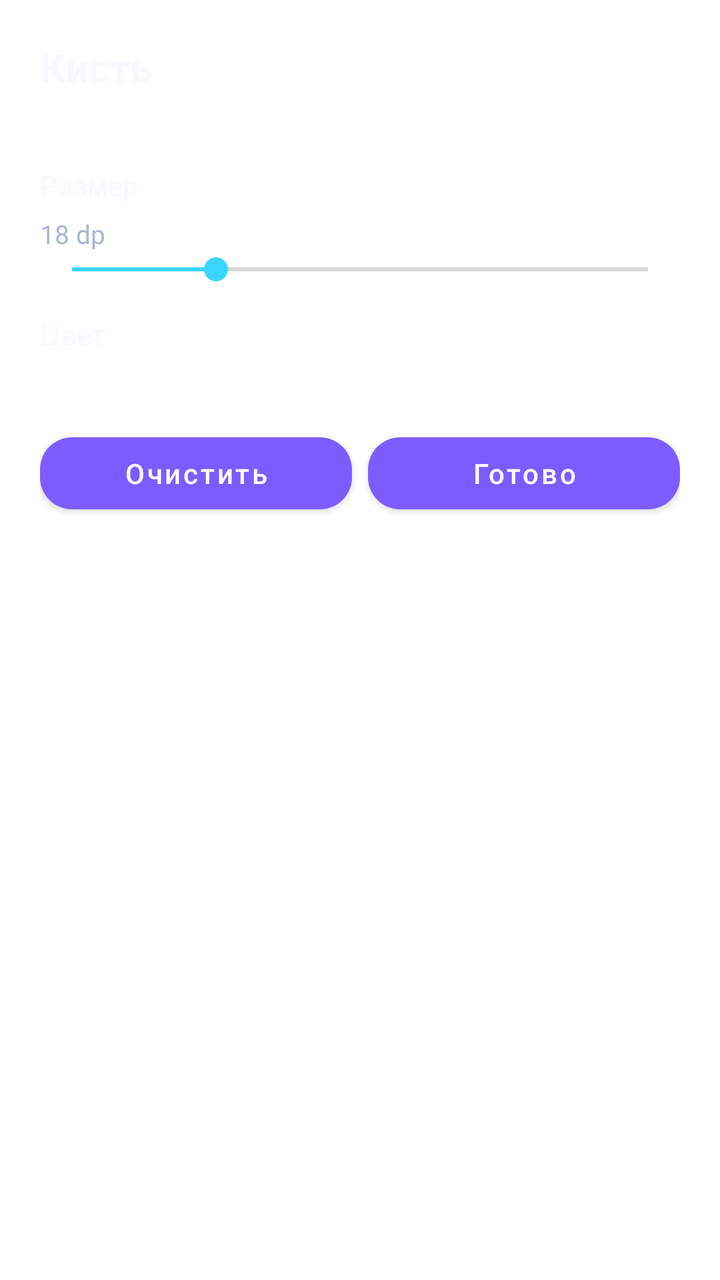
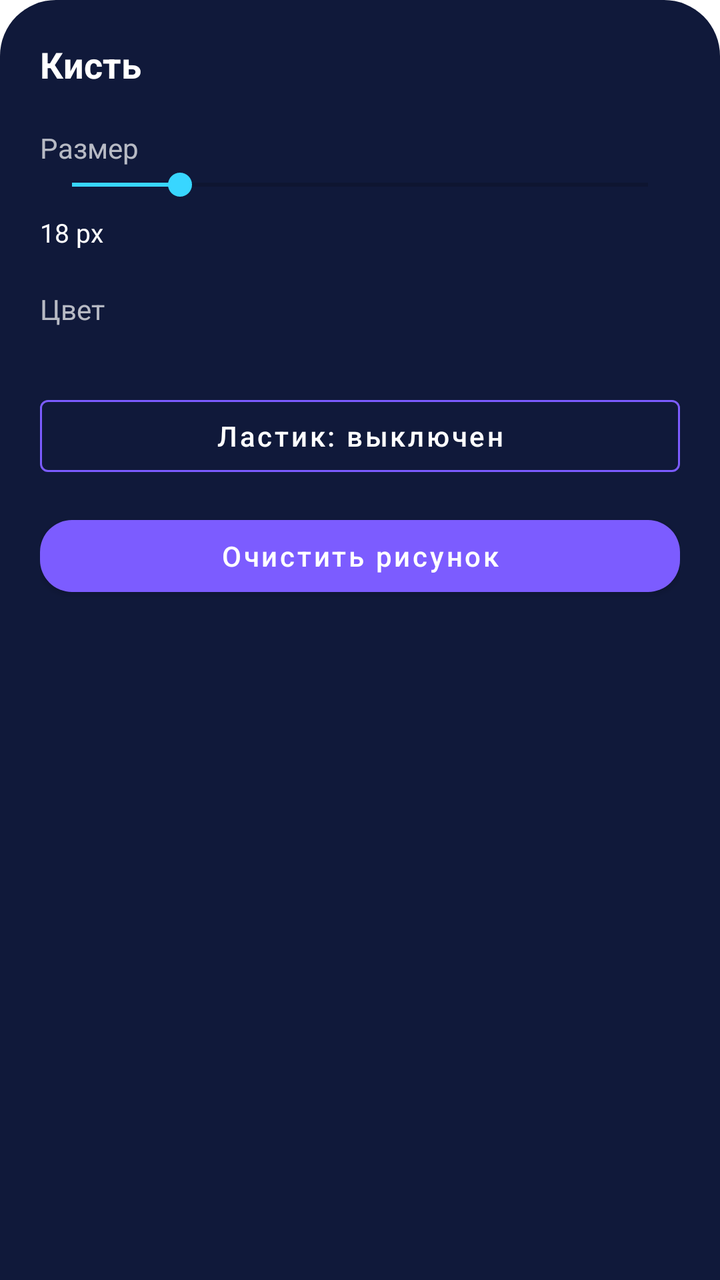

Before-and-after screenshots of an Android layout around one commit, followed by the original layout XML and the change that was made.
<!-- AndroidManifest.xml: application theme Theme.SnapForge -->
<!-- res/layout/sheet_brush_settings.xml -->
<?xml version="1.0" encoding="utf-8"?>
<LinearLayout xmlns:android="http://schemas.android.com/apk/res/android"
    android:layout_width="match_parent"
    android:layout_height="wrap_content"
    android:orientation="vertical"
    android:paddingStart="20dp"
    android:paddingTop="20dp"
    android:paddingEnd="20dp"
    android:paddingBottom="28dp"
    android:background="@drawable/bg_glass_card">

    <TextView
        android:layout_width="wrap_content"
        android:layout_height="wrap_content"
        android:text="Кисть"
        android:textColor="@color/text_primary"
        android:textSize="20sp"
        android:textStyle="bold" />

    <com.google.android.material.materialswitch.MaterialSwitch
        android:id="@+id/switchEraser"
        android:layout_width="match_parent"
        android:layout_height="wrap_content"
        android:layout_marginTop="18dp"
        android:text="Ластик"
        android:textColor="@color/text_primary" />

    <TextView
        android:layout_width="wrap_content"
        android:layout_height="wrap_content"
        android:layout_marginTop="18dp"
        android:text="Размер"
        android:textColor="@color/text_primary"
        android:textSize="14sp" />

    <TextView
        android:id="@+id/brushSizeValue"
        android:layout_width="wrap_content"
        android:layout_height="wrap_content"
        android:layout_marginTop="6dp"
        android:text="18 dp"
        android:textColor="@color/text_secondary"
        android:textSize="13sp" />

    <SeekBar
        android:id="@+id/seekBrushSize"
        android:layout_width="match_parent"
        android:layout_height="wrap_content"
        android:max="72"
        android:progress="18" />

    <TextView
        android:layout_width="wrap_content"
        android:layout_height="wrap_content"
        android:layout_marginTop="14dp"
        android:text="Цвет"
        android:textColor="@color/text_primary"
        android:textSize="14sp" />

    <LinearLayout
        android:id="@+id/colorRow"
        android:layout_width="match_parent"
        android:layout_height="wrap_content"
        android:layout_marginTop="12dp"
        android:orientation="horizontal" />

    <LinearLayout
        android:layout_width="match_parent"
        android:layout_height="wrap_content"
        android:layout_marginTop="24dp"
        android:orientation="horizontal">

        <com.google.android.material.button.MaterialButton
            android:id="@+id/btnClearDraw"
            android:layout_width="0dp"
            android:layout_height="48dp"
            android:layout_weight="1"
            android:layout_marginEnd="8dp"
            android:text="Очистить"
            android:textAllCaps="false" />

        <com.google.android.material.button.MaterialButton
            android:id="@+id/btnCloseDraw"
            android:layout_width="0dp"
            android:layout_height="48dp"
            android:layout_weight="1"
            android:text="Готово"
            android:textAllCaps="false" />
    </LinearLayout>

</LinearLayout>
<!-- resources referenced by this layout -->
<resources>
  <color name="text_primary">#F7F9FF</color>
  <color name="text_secondary">#AAB6D3</color>
  <!-- drawable bg_glass_card (drawable) -->
  <?xml version="1.0" encoding="utf-8"?>
  <layer-list xmlns:android="http://schemas.android.com/apk/res/android">
  
      <item>
          <shape>
              <corners android:radius="24dp" />
              <solid android:color="@color/glass_fill" />
              <stroke
                  android:width="1dp"
                  android:color="@color/glass_stroke_soft" />
          </shape>
      </item>
  
      <item android:top="1dp" android:left="1dp" android:right="1dp">
          <shape>
              <corners android:radius="23dp" />
              <stroke
                  android:width="1dp"
                  android:color="@color/glass_highlight" />
              <solid android:color="@android:color/transparent" />
          </shape>
      </item>
  
  </layer-list>
  <style name="Theme.SnapForge" parent="Theme.MaterialComponents.DayNight.NoActionBar">
          <item name="android:statusBarColor">@android:color/transparent</item>
          <item name="android:navigationBarColor">@android:color/transparent</item>
          <item name="android:windowLightStatusBar">false</item>
          <item name="android:windowLightNavigationBar">false</item>
          <item name="colorPrimary">@color/primary</item>
          <item name="colorPrimaryVariant">@color/primary_dark</item>
          <item name="colorSecondary">@color/secondary</item>
          <item name="android:windowLayoutInDisplayCutoutMode">shortEdges</item>
          <item name="shapeAppearanceMediumComponent">@style/Shape.Medium</item>
          <item name="materialButtonStyle">@style/Widget.MG.Button</item>
          <item name="materialCardViewStyle">@style/Widget.MG.Card</item>
      </style>
  <color name="glass_fill">#16FFFFFF</color>
  <color name="glass_stroke_soft">#22FFFFFF</color>
  <color name="glass_highlight">#80FFFFFF</color>
  <color name="primary">#7C5CFF</color>
  <color name="primary_dark">#6547E8</color>
  <color name="secondary">#38D6FF</color>
  <style name="Shape.Medium" parent="">
          <item name="cornerFamily">rounded</item>
          <item name="cornerSize">16dp</item>
      </style>
  <style name="Widget.MG.Button" parent="Widget.MaterialComponents.Button">
          <item name="cornerRadius">16dp</item>
          <item name="android:insetLeft">0dp</item>
          <item name="android:insetRight">0dp</item>
          <item name="android:minHeight">52dp</item>
      </style>
  <style name="Widget.MG.Card" parent="Widget.MaterialComponents.CardView">
          <item name="cardCornerRadius">16dp</item>
          <item name="cardUseCompatPadding">true</item>
          <item name="cardElevation">2dp</item>
      </style>
</resources>

<!-- the commit's change to res/layout/sheet_brush_settings.xml (unified diff, before → after) -->
@@ -1,91 +1,86 @@
 <?xml version="1.0" encoding="utf-8"?>
 <LinearLayout xmlns:android="http://schemas.android.com/apk/res/android"
+    xmlns:app="http://schemas.android.com/apk/res-auto"
     android:layout_width="match_parent"
     android:layout_height="wrap_content"
     android:orientation="vertical"
-    android:paddingStart="20dp"
-    android:paddingTop="20dp"
-    android:paddingEnd="20dp"
-    android:paddingBottom="28dp"
-    android:background="@drawable/bg_glass_card">
+    android:padding="20dp"
+    android:background="@drawable/bg_layers_sheet">
+
+    <TextView
+        android:id="@+id/brushTitle"
+        android:layout_width="wrap_content"
+        android:layout_height="wrap_content"
+        android:text="Кисть"
+        android:textColor="@android:color/white"
+        android:textSize="18sp"
+        android:textStyle="bold" />
 
     <TextView
         android:layout_width="wrap_content"
         android:layout_height="wrap_content"
-        android:text="Кисть"
-        android:textColor="@color/text_primary"
-        android:textSize="20sp"
-        android:textStyle="bold" />
+        android:layout_marginTop="20dp"
+        android:text="Размер"
+        android:textColor="#B3FFFFFF"
+        android:textSize="14sp" />
 
-    <com.google.android.material.materialswitch.MaterialSwitch
-        android:id="@+id/switchEraser"
+    <SeekBar
+        android:id="@+id/brushSizeSeek"
         android:layout_width="match_parent"
         android:layout_height="wrap_content"
-        android:layout_marginTop="18dp"
-        android:text="Ластик"
-        android:textColor="@color/text_primary" />
-
-    <TextView
-        android:layout_width="wrap_content"
-        android:layout_height="wrap_content"
-        android:layout_marginTop="18dp"
-        android:text="Размер"
-        android:textColor="@color/text_primary"
-        android:textSize="14sp" />
+        android:max="96"
+        android:progress="18" />
 
     <TextView
         android:id="@+id/brushSizeValue"
         android:layout_width="wrap_content"
         android:layout_height="wrap_content"
         android:layout_marginTop="6dp"
-        android:text="18 dp"
-        android:textColor="@color/text_secondary"
+        android:text="18 px"
+        android:textColor="@android:color/white"
         android:textSize="13sp" />
-
-    <SeekBar
-        android:id="@+id/seekBrushSize"
-        android:layout_width="match_parent"
-        android:layout_height="wrap_content"
-        android:max="72"
-        android:progress="18" />
 
     <TextView
         android:layout_width="wrap_content"
         android:layout_height="wrap_content"
-        android:layout_marginTop="14dp"
+        android:layout_marginTop="20dp"
         android:text="Цвет"
-        android:textColor="@color/text_primary"
+        android:textColor="#B3FFFFFF"
         android:textSize="14sp" />
 
-    <LinearLayout
-        android:id="@+id/colorRow"
+    <HorizontalScrollView
         android:layout_width="match_parent"
         android:layout_height="wrap_content"
+        android:layout_marginTop="10dp"
+        android:scrollbars="none">
+
+        <LinearLayout
+            android:id="@+id/colorPalette"
+            android:layout_width="wrap_content"
+            android:layout_height="wrap_content"
+            android:orientation="horizontal" />
+    </HorizontalScrollView>
+
+    <com.google.android.material.button.MaterialButton
+        android:id="@+id/btnEraserToggle"
+        style="@style/Widget.MaterialComponents.Button.OutlinedButton"
+        android:layout_width="match_parent"
+        android:layout_height="48dp"
+        android:layout_marginTop="20dp"
+        android:text="Ластик: выключен"
+        android:textAllCaps="false"
+        android:textColor="@android:color/white"
+        app:strokeColor="@color/primary"
+        app:strokeWidth="1dp" />
+
+    <com.google.android.material.button.MaterialButton
+        android:id="@+id/btnClearDraw"
+        android:layout_width="match_parent"
+        android:layout_height="48dp"
         android:layout_marginTop="12dp"
-        android:orientation="horizontal" />
-
-    <LinearLayout
-        android:layout_width="match_parent"
-        android:layout_height="wrap_content"
-        android:layout_marginTop="24dp"
-        android:orientation="horizontal">
-
-        <com.google.android.material.button.MaterialButton
-            android:id="@+id/btnClearDraw"
-            android:layout_width="0dp"
-            android:layout_height="48dp"
-            android:layout_weight="1"
-            android:layout_marginEnd="8dp"
-            android:text="Очистить"
-            android:textAllCaps="false" />
-
-        <com.google.android.material.button.MaterialButton
-            android:id="@+id/btnCloseDraw"
-            android:layout_width="0dp"
-            android:layout_height="48dp"
-            android:layout_weight="1"
-            android:text="Готово"
-            android:textAllCaps="false" />
-    </LinearLayout>
+        android:text="Очистить рисунок"
+        android:textAllCaps="false"
+        android:textColor="@android:color/white"
+        app:backgroundTint="@color/primary" />
 
 </LinearLayout>
<!-- resource entries referenced after the edit -->
@@ -1,32 +1,5 @@
 <!-- resources referenced by this layout -->
 <resources>
-  <color name="text_primary">#F7F9FF</color>
-  <color name="text_secondary">#AAB6D3</color>
-  <!-- drawable bg_glass_card (drawable) -->
-  <?xml version="1.0" encoding="utf-8"?>
-  <layer-list xmlns:android="http://schemas.android.com/apk/res/android">
-  
-      <item>
-          <shape>
-              <corners android:radius="24dp" />
-              <solid android:color="@color/glass_fill" />
-              <stroke
-                  android:width="1dp"
-                  android:color="@color/glass_stroke_soft" />
-          </shape>
-      </item>
-  
-      <item android:top="1dp" android:left="1dp" android:right="1dp">
-          <shape>
-              <corners android:radius="23dp" />
-              <stroke
-                  android:width="1dp"
-                  android:color="@color/glass_highlight" />
-              <solid android:color="@android:color/transparent" />
-          </shape>
-      </item>
-  
-  </layer-list>
   <style name="Theme.SnapForge" parent="Theme.MaterialComponents.DayNight.NoActionBar">
           <item name="android:statusBarColor">@android:color/transparent</item>
           <item name="android:navigationBarColor">@android:color/transparent</item>
@@ -40,10 +13,15 @@
           <item name="materialButtonStyle">@style/Widget.MG.Button</item>
           <item name="materialCardViewStyle">@style/Widget.MG.Card</item>
       </style>
-  <color name="glass_fill">#16FFFFFF</color>
-  <color name="glass_stroke_soft">#22FFFFFF</color>
-  <color name="glass_highlight">#80FFFFFF</color>
   <color name="primary">#7C5CFF</color>
+  <!-- drawable bg_layers_sheet (drawable) -->
+  <?xml version="1.0" encoding="utf-8"?>
+  <shape xmlns:android="http://schemas.android.com/apk/res/android">
+      <solid android:color="#10193A" />
+      <corners
+          android:topLeftRadius="28dp"
+          android:topRightRadius="28dp" />
+  </shape>
   <color name="primary_dark">#6547E8</color>
   <color name="secondary">#38D6FF</color>
   <style name="Shape.Medium" parent="">
